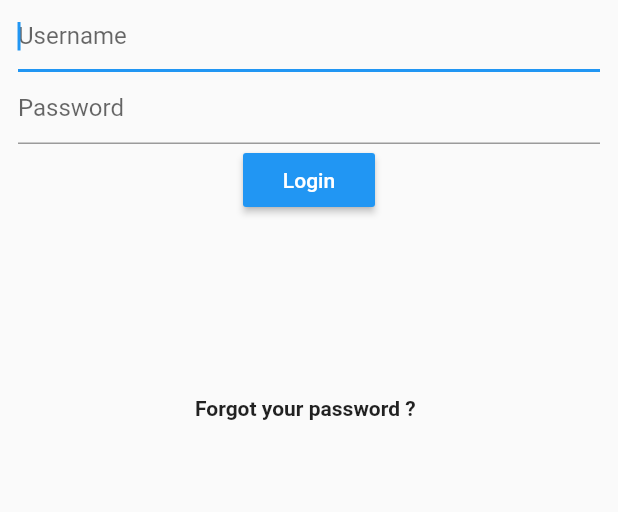
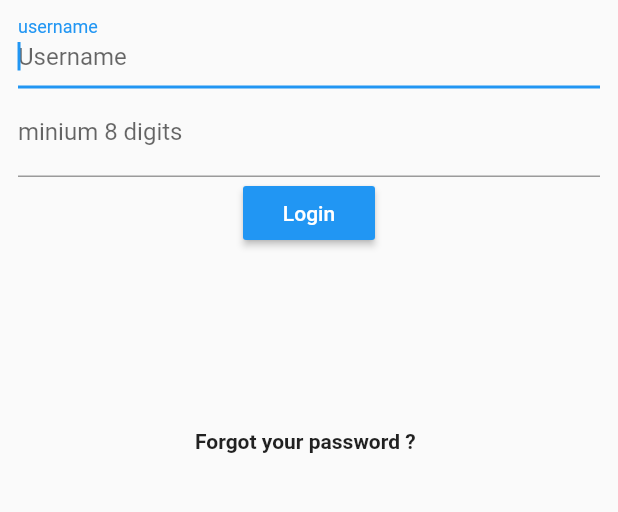
Before and after one commit to teamcodingmobile/discourse-flutter, a Flutter app: the screen it shows after launch, after a tap on "Log in", on a phone screen of 412 x 824 dp, the part 144-656 px from its top. Run offline on Flutter 3.47's test engine with Material 2 defaults, Android fonts, the phone set to English and light mode, and no system bars.

Commit message:
form con validaciones en login

```diff
--- a/lib/src/pages/login_page.dart
+++ b/lib/src/pages/login_page.dart
@@ -33,6 +33,35 @@ class _LoginPageState extends State<LoginPage> {
 
   Future<LoginResponse> _futureUserResponse;
 
+  GlobalKey<FormState> _formKey = GlobalKey();
+  // ignore: unused_field
+  String _username = '', _password = '';
+
+  _submit() {
+    final bool isValid = _formKey.currentState.validate();
+    if (isValid) {
+      setState(() {
+        Navigator.pushNamed(context, 'tabspage');
+      });
+    }
+  }
+
+  String _validateUsername(String username) {
+    if (username.isNotEmpty && username.length > 3) {
+      _username = username;
+      return null;
+    }
+    return "invalid username";
+  }
+
+  String _validatePassword(String password) {
+    if (password.isNotEmpty && password.length > 8) {
+      _password = password;
+      return null;
+    }
+    return "invalid password";
+  }
+
   @override
   Widget build(BuildContext context) {
     return Scaffold(
@@ -51,43 +80,51 @@ class _LoginPageState extends State<LoginPage> {
           Container(
             padding: const EdgeInsets.all(12.0),
             child: (_futureUserResponse == null)
-                ? Column(
+                ? Form(
+                    key: _formKey,
+                    child: Column(
                       children: <Widget>[
                         Text(
                           'Login on Discourse',
                           style: TextStyle(
                               fontSize: 24.0, fontWeight: FontWeight.bold),
                         ),
-                      TextField(
+                        TextFormField(
                           controller: userController,
                           autofocus: true,
-                        decoration: InputDecoration(hintText: 'Username'),
+                          decoration: InputDecoration(
+                              hintText: 'Username', labelText: 'username'),
+                          validator: _validateUsername,
                         ),
-                      TextField(
+                        TextFormField(
+                          //controller: passController,
                           autofocus: true,
                           obscureText: true,
-                        decoration: InputDecoration(hintText: 'Password'),
+                          decoration: InputDecoration(
+                              hintText: 'password',
+                              labelText: 'minium 8 digits'),
+                          validator: _validatePassword,
                         ),
                         RaisedButton(
                           color: Colors.blue,
                           textColor: Colors.white,
                           child: Text('Login'),
                           onPressed: () => {
-                          setState(() {
-                            Navigator.pushNamed(context, 'tabspage');
-                          }),
+                            _submit(),
                           },
                         ),
                         Container(
                           child: Padding(
-                          padding: const EdgeInsets.only(left: 110.0, top: 120),
+                            padding:
+                                const EdgeInsets.only(left: 110.0, top: 120),
                             child: Column(
                               children: [
                                 Row(
                                   children: [
                                     Container(
                                       child: Padding(
-                                      padding: const EdgeInsets.only(left: 8.0),
+                                        padding:
+                                            const EdgeInsets.only(left: 8.0),
                                         child: Container(
                                           child: GestureDetector(
                                             onTap: () => Navigator.pushNamed(
@@ -109,6 +146,7 @@ class _LoginPageState extends State<LoginPage> {
                           ),
                         ),
                       ],
+                    ),
                   )
                 : FutureBuilder<LoginResponse>(
                     future: _futureUserResponse,
```
Lines whose indentation alone changed are shown as unchanged.
